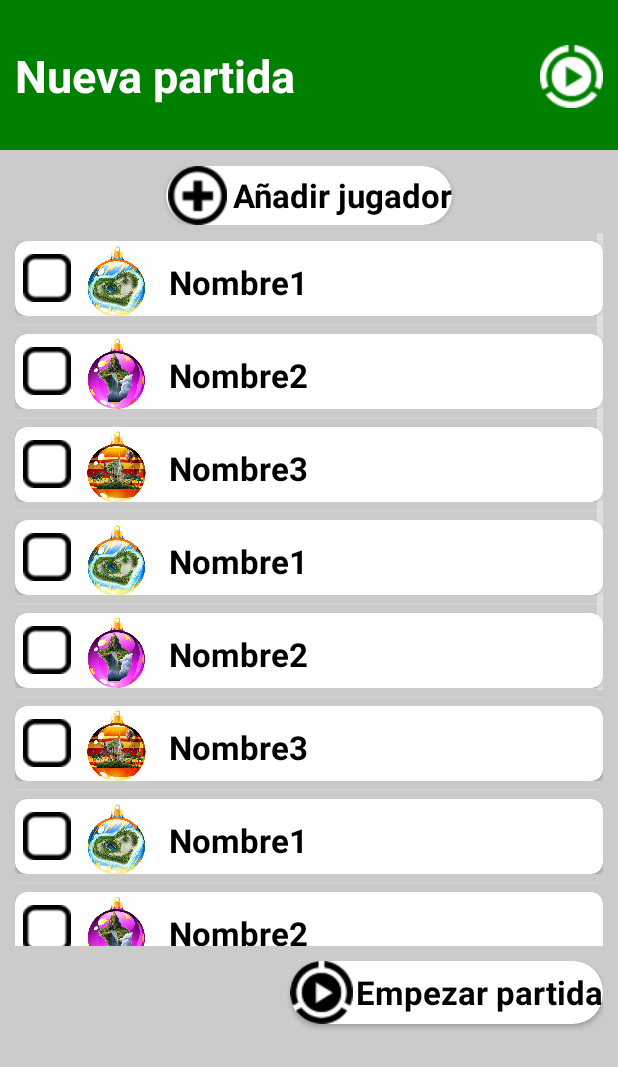
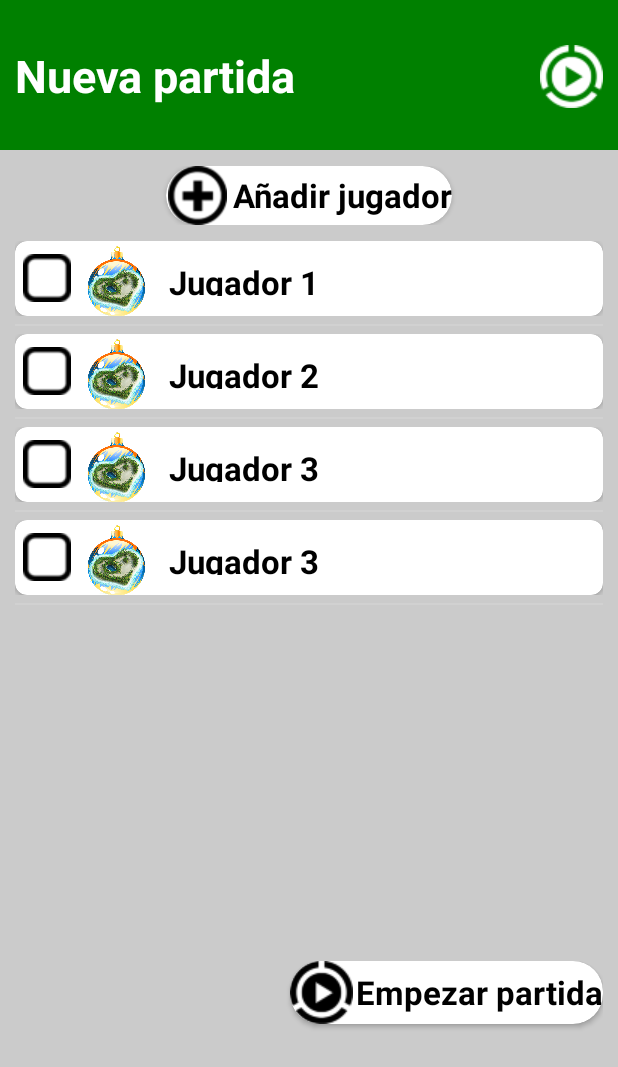
Before and after one commit to RubenBernabeMenendez/BeberOMorir, an Android app: the PartidaActivity screen opened directly, with no data from a screen before it, after a tap on "Añadir jugadores", on a phone screen of 412 x 824 dp. Shown: the top 1067 px of the screen. Run offline under Robolectric (Android 15) with nearby library versions, the phone set to English and light mode, and no system bars; Roboto replaces fonts that are not available here.

Commit message:
Fix JUGADOR Table and Entity

```diff
--- a/app/src/main/java/com/example/beberomorir/Adaptadores/AdaptadorJugador.java
+++ b/app/src/main/java/com/example/beberomorir/Adaptadores/AdaptadorJugador.java
@@ -44,7 +44,8 @@ public class AdaptadorJugador extends ArrayAdapter<Jugador> {
         textView1.setText(this.jugadors.get(position).getNombre());
 
         ImageView imageView1 = (ImageView)item.findViewById(R.id.imagenJugador);
-        imageView1.setImageResource(Integer.parseInt(this.jugadors.get(position).getUrlImagen()));
+
+        imageView1.setImageResource(Integer.parseInt(this.jugadors.get(position).getUrlImagen() != null ? Integer.toString(R.mipmap.mundos1) : this.jugadors.get(position).getUrlImagen()));
 
         CardView cardView = (CardView)item.findViewById(R.id.jugadorCard);
 
--- a/app/src/main/java/com/example/beberomorir/Fragmentos/ElegirJugadoresFragment.java
+++ b/app/src/main/java/com/example/beberomorir/Fragmentos/ElegirJugadoresFragment.java
@@ -3,6 +3,7 @@ package com.example.beberomorir.Fragmentos;
 import android.app.Activity;
 import android.app.AlertDialog;
 import android.content.Context;
+import android.database.sqlite.SQLiteDatabase;
 import android.os.Bundle;
 
 import androidx.activity.OnBackPressedCallback;
@@ -20,6 +21,7 @@ import android.widget.CheckBox;
 import android.widget.ListView;
 
 import com.example.beberomorir.Adaptadores.AdaptadorJugador;
+import com.example.beberomorir.AdminSQLDataBase;
 import com.example.beberomorir.Interfaces.IComunicaPartida;
 import com.example.beberomorir.Modelos.Jugador;
 import com.example.beberomorir.Modelos.Partida;
@@ -42,6 +44,7 @@ public class ElegirJugadoresFragment extends Fragment {
     Activity actividad;
     IComunicaPartida iComunicaPartida;
     CardView configComenzarPartida;
+    ArrayList<Jugador> listaJugadores=new ArrayList<Jugador>();
 
     // TODO: Rename and change types of parameters
     private String mParam1;
@@ -101,8 +104,11 @@ public class ElegirJugadoresFragment extends Fragment {
             }
         };
         requireActivity().getOnBackPressedDispatcher().addCallback(this, callback);
-        final ArrayList<Jugador> listaJugadores=new ArrayList<Jugador>();
-        for (int i = 0; i < 4; i++) {
+        AdminSQLDataBase admin = new AdminSQLDataBase(this.actividad);
+        SQLiteDatabase bd = admin.getWritableDatabase();
+        Jugador jugador = new Jugador();
+        listaJugadores=jugador.getAll(bd);
+        /*for (int i = 0; i < 4; i++) {
             Jugador j1= new Jugador();
             Jugador j2= new Jugador();
             Jugador j3= new Jugador();
@@ -118,7 +124,7 @@ public class ElegirJugadoresFragment extends Fragment {
             j3.setUrlImagen(Integer.toString(R.mipmap.mundos3));
             j3.setJugadorId(i+6);
             listaJugadores.add(j3);
-        }
+        }*/
 
         final AdaptadorJugador adaptador = new AdaptadorJugador(this.actividad, listaJugadores);
         ListView lv1 = (ListView)view.findViewById(R.id.listaJugadores);
--- a/app/src/main/java/com/example/beberomorir/Modelos/Jugador.java
+++ b/app/src/main/java/com/example/beberomorir/Modelos/Jugador.java
@@ -55,12 +55,15 @@ public class Jugador {
         this.seleccionado = seleccionado;
     }
 
-    public void insertar(SQLiteDatabase bd, String nombre, String apodo, String urlImagen){
+    public Jugador insertar(SQLiteDatabase bd, String nombre, String apodo, String urlImagen){
         ContentValues cv = new ContentValues();
         cv.put("nombre", nombre);
         cv.put("apodo", apodo);
         cv.put("urlImagen", urlImagen);
-        bd.insert("JUGADOR", null, cv);
+        Long id = bd.insert("JUGADOR", null, cv);
+
+        Jugador jugador = findById(bd, id.intValue());
+        return jugador;
     }
 
     public Jugador findById(SQLiteDatabase bd, int jugadorId) {
@@ -77,9 +80,9 @@ public class Jugador {
         }
     }
 
-    public List<Jugador> getAll(SQLiteDatabase bd) {
-        Cursor fila = bd.rawQuery("SELECT jugadorId, nombre, descripcion, urlImagen FROM JUGADOR",null);
-        List<Jugador> Jugadors = new ArrayList<>();
+    public ArrayList<Jugador> getAll(SQLiteDatabase bd) {
+        Cursor fila = bd.rawQuery("SELECT jugadorId, nombre, apodo, urlImagen FROM JUGADOR",null);
+        ArrayList<Jugador> Jugadors = new ArrayList<>();
         for (fila.moveToFirst(); !fila.isAfterLast(); fila.moveToNext()) {
             Jugador jugador = new Jugador();
             jugador.setJugadorId(Integer.parseInt(fila.getString(0)));
```
Also changed, not shown: app/src/main/java/com/example/beberomorir/Actividades/PartidaActivity.java (+17 -0 lines), app/src/main/java/com/example/beberomorir/AdminSQLDataBase.java (+54 -7 lines).
